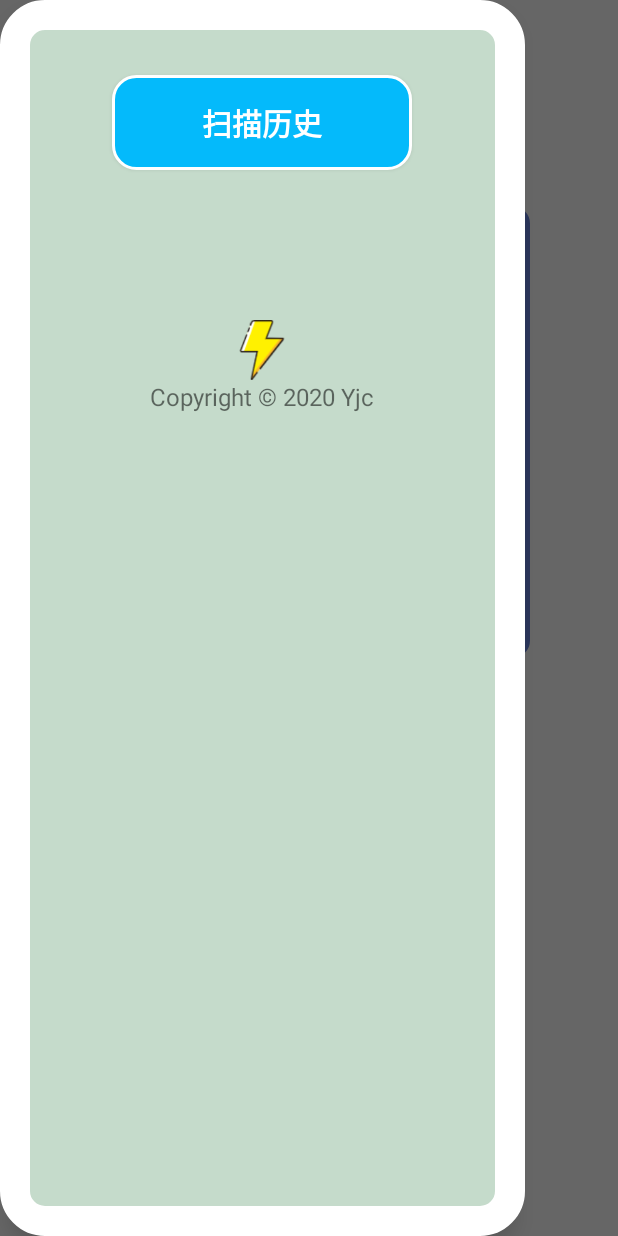
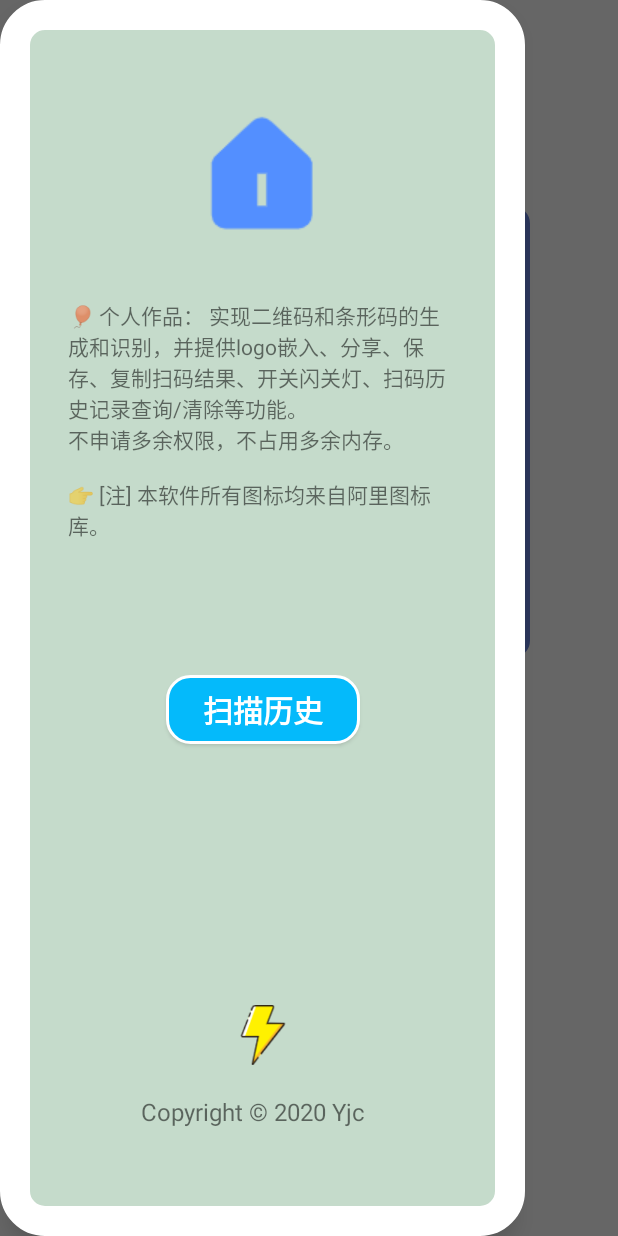
Before and after one commit to Veal98/Code-Scanner, an Android app: the screen it shows after launch (MainActivity), with the side drawer open, on a phone screen of 412 x 824 dp. Run offline under Robolectric (Android 15) with nearby library versions, the phone set to English and light mode, and no system bars; our stand-ins replace ButterKnife.

Commit message:
UI优化

```diff
--- a/app/src/main/java/com/cheng/codescanner/CommonScanActivity.java
+++ b/app/src/main/java/com/cheng/codescanner/CommonScanActivity.java
@@ -82,6 +82,7 @@ public final class CommonScanActivity extends Activity implements ScanListener,
     TextView qrcode_ic_back;   //取消扫描
 
     private SQLiteDatabase db;
+    private final int DataBaseVersion =  3;
 
     /**
      * 此处监听使用匿名内部类 + ButterKnife
@@ -101,7 +102,7 @@ public final class CommonScanActivity extends Activity implements ScanListener,
         checkPermission(); //摄像头权限申请
 
         // 创建数据库
-        DBHelper dbHelper = new DBHelper(CommonScanActivity.this, "db_history", null, 3);
+        DBHelper dbHelper = new DBHelper(CommonScanActivity.this, "db_history", null, DataBaseVersion);
         db = dbHelper.getWritableDatabase();
 
         initView();
--- a/app/src/main/java/com/cheng/codescanner/HistoryActivity.java
+++ b/app/src/main/java/com/cheng/codescanner/HistoryActivity.java
@@ -40,8 +40,9 @@ public class HistoryActivity extends Activity {
     Button btnClearHistory;
 
     private ArrayList<History> historyList;
+    private final int DataBaseVersion =  3;
 
-    DBHelper dbHelper = new DBHelper(HistoryActivity.this,"db_history",null, 3);
+    DBHelper dbHelper = new DBHelper(HistoryActivity.this,"db_history",null, DataBaseVersion);
 
 
     @Override
--- a/app/src/main/java/com/cheng/codescanner/MainActivity.java
+++ b/app/src/main/java/com/cheng/codescanner/MainActivity.java
@@ -7,6 +7,7 @@ import androidx.core.app.ActivityCompat;
 import android.Manifest;
 import android.content.Intent;
 import android.content.pm.PackageManager;
+import android.net.Uri;
 import android.os.Build;
 import android.os.Bundle;
 import android.text.TextUtils;
@@ -39,7 +40,8 @@ public class MainActivity extends AppCompatActivity {
     ImageButton btnClear;
     @Bind(R.id.btn_show_history)
     Button btnShowHistory;
-
+    @Bind(R.id.btn_github)
+    Button btnGithub;
 
     @Override
     protected void onCreate(Bundle savedInstanceState){
@@ -52,7 +54,7 @@ public class MainActivity extends AppCompatActivity {
     /**
      * 按钮监听事件
      */
-    @OnClick({R.id.btn_create_code, R.id.btn_scan_code, R.id.btn_clear,R.id.btn_show_history})
+    @OnClick({R.id.btn_create_code, R.id.btn_scan_code, R.id.btn_clear,R.id.btn_show_history,R.id.btn_github})
     public void clickListener(View view) {
         String key = etCodeKey.getText().toString(); //获取输入的内容，二维码信息
 
@@ -78,11 +80,14 @@ public class MainActivity extends AppCompatActivity {
             case R.id.btn_clear: //文本框清除
                 etCodeKey.setText("");
                 break;
-            case R.id.btn_show_history:
+            case R.id.btn_show_history: //历史记录
                 intent = new Intent(MainActivity.this, HistoryActivity.class);
                 startActivity(intent);
                 break;
-
+            case R.id.btn_github: //源码地址
+                    Uri url = Uri.parse("https://github.com/Veal98/Code-Scanner");
+                    intent = new Intent(Intent.ACTION_VIEW, url);
+                    startActivity(intent);
 
 
 
--- a/app/src/main/java/com/cheng/codescanner/utils/CommonUtil.java
+++ b/app/src/main/java/com/cheng/codescanner/utils/CommonUtil.java
@@ -89,13 +89,13 @@ public class CommonUtil {
             e.printStackTrace();
         }
 
-//         其次把文件插入到系统图库
-        try {
-            MediaStore.Images.Media.insertImage(context.getContentResolver(),
-                    file.getAbsolutePath(), fileName, null);
-        } catch (FileNotFoundException e) {
-            e.printStackTrace();
-        }
+//        //其次把文件插入到系统图库
+//        try {
+//            MediaStore.Images.Media.insertImage(context.getContentResolver(),
+//                    file.getAbsolutePath(), fileName, null);
+//        } catch (FileNotFoundException e) {
+//            e.printStackTrace();
+//        }
         // 最后通知图库更新
         if (Build.VERSION.SDK_INT >= Build.VERSION_CODES.KITKAT) { // 判断SDK版本是不是4.4或者高于4.4
             String[] paths = new String[]{file.getAbsolutePath()};
--- a/app/src/main/res/layout/activity_main.xml
+++ b/app/src/main/res/layout/activity_main.xml
@@ -11,20 +11,21 @@
     tools:context=".MainActivity">
 
     <androidx.constraintlayout.widget.ConstraintLayout
+        android:id="@+id/constraintLayout"
         android:layout_width="match_parent"
         android:layout_height="match_parent"
         app:layout_constraintEnd_toEndOf="parent"
         app:layout_constraintHorizontal_bias="0.5"
         app:layout_constraintStart_toStartOf="parent">
 
-        <!--        <ImageView-->
-        <!--            android:layout_width="29dp"-->
-        <!--            android:layout_height="22dp"-->
-        <!--            android:layout_marginStart="10dp"-->
-        <!--            android:layout_marginTop="40dp"-->
-        <!--            android:background="@drawable/right"-->
-        <!--            app:layout_constraintStart_toStartOf="parent"-->
-        <!--            app:layout_constraintTop_toTopOf="parent" />-->
+        <ImageView
+            android:layout_width="22dp"
+            android:layout_height="22dp"
+            android:layout_marginStart="10dp"
+            android:layout_marginTop="40dp"
+            android:background="@drawable/right"
+            app:layout_constraintStart_toStartOf="parent"
+            app:layout_constraintTop_toTopOf="parent" />
 
         <EditText
             android:id="@+id/et_code_key"
@@ -96,49 +97,113 @@
     </androidx.constraintlayout.widget.ConstraintLayout>
 
     <!--侧滑布局-->
-    <LinearLayout
+    <androidx.constraintlayout.widget.ConstraintLayout
+        android:id="@+id/linearLayout3"
         android:layout_width="350sp"
         android:layout_height="match_parent"
         android:layout_gravity="left"
         android:background="@drawable/background"
-        android:orientation="vertical">
+        android:orientation="vertical"
+        app:layout_constraintBottom_toBottomOf="parent"
+        app:layout_constraintEnd_toStartOf="@+id/constraintLayout"
+        app:layout_constraintHorizontal_bias="0.5"
+        app:layout_constraintStart_toStartOf="parent"
+        app:layout_constraintTop_toTopOf="parent">
+
+
+        <ImageView
+            android:id="@+id/drawer_scan_image"
+            android:layout_width="wrap_content"
+            android:layout_height="wrap_content"
+            android:layout_marginTop="50dp"
+            android:background="@drawable/drawer_scan"
+            app:layout_constraintEnd_toEndOf="parent"
+            app:layout_constraintHorizontal_bias="0.5"
+            app:layout_constraintStart_toStartOf="parent"
+            app:layout_constraintTop_toTopOf="parent"
+            tools:layout_conversion_absoluteHeight="100dp"
+            tools:layout_conversion_absoluteWidth="100dp" />
+
+        <TextView
+            android:id="@+id/tv_description"
+            android:layout_width="259dp"
+            android:layout_height="197dp"
+            android:layout_marginTop="200dp"
+            android:text="🎈 个人作品： 实现二维码和条形码的生成和识别，并提供logo嵌入、分享、保存、复制扫码结果、开关闪关灯、扫码历史记录查询/清除等功能。\n不申请多余权限，不占用多余内存。\n \n👉 [注] 本软件所有图标均来自阿里图标库。"
+            app:layout_constraintEnd_toEndOf="parent"
+            app:layout_constraintHorizontal_bias="0.5"
+            app:layout_constraintStart_toStartOf="parent"
+            app:layout_constraintTop_toTopOf="parent" />
+
 
         <Button
             android:id="@+id/btn_show_history"
-            android:layout_width="200dp"
-            android:layout_height="63dp"
-            android:layout_marginTop="50dp"
+            android:layout_width="129dp"
+            android:layout_height="46dp"
+            android:layout_marginTop="450dp"
+            android:layout_marginBottom="30dp"
             android:background="@drawable/btn_shape"
             android:text="扫描历史"
             android:textColor="#FFFFFF"
             android:textSize="20sp"
             android:textStyle="bold"
             android:typeface="sans"
-            android:layout_gravity="center"
+            app:layout_constraintBottom_toTopOf="@+id/light_image"
             app:layout_constraintEnd_toEndOf="parent"
-            app:layout_constraintHorizontal_bias="0.497"
+            app:layout_constraintHorizontal_bias="0.502"
             app:layout_constraintStart_toStartOf="parent"
-             />
+            app:layout_constraintTop_toTopOf="parent"
+            app:layout_constraintVertical_bias="0.0"
+            tools:layout_conversion_absoluteHeight="63dp"
+            tools:layout_conversion_absoluteWidth="200dp" />
 
 
+        <Button
+            android:id="@+id/btn_github"
+            android:layout_width="129dp"
+            android:layout_height="46dp"
+            android:layout_marginTop="550dp"
+            android:layout_marginBottom="30dp"
+            android:background="@drawable/btn_shape"
+            android:text="源码地址"
+            android:textColor="#FFFFFF"
+            android:textSize="20sp"
+            android:textStyle="bold"
+            android:typeface="sans"
+            app:layout_constraintBottom_toTopOf="@+id/btn_show_history"
+            app:layout_constraintEnd_toEndOf="parent"
+            app:layout_constraintHorizontal_bias="0.502"
+            app:layout_constraintStart_toStartOf="parent"
+            app:layout_constraintTop_toTopOf="parent"
+            app:layout_constraintVertical_bias="0.147"
+            tools:layout_conversion_absoluteHeight="63dp"
+            tools:layout_conversion_absoluteWidth="200dp" />
 
         <ImageView
+            android:id="@+id/light_image"
             android:layout_width="40dp"
             android:layout_height="40dp"
-            android:id="@+id/light_image"
+            android:layout_marginBottom="20dp"
             android:background="@drawable/logo1"
-            android:layout_marginTop="100dp"
-            app:layout_constraintStart_toStartOf="@id/btn_show_history"
-            android:layout_gravity="center"/>
+            app:layout_constraintBottom_toTopOf="@+id/tx_copyright"
+            app:layout_constraintEnd_toEndOf="parent"
+            app:layout_constraintStart_toStartOf="parent" />
+
         <TextView
-            android:layout_width="wrap_content"
-            android:layout_height="match_parent"
+            android:id="@+id/tx_copyright"
+            android:layout_width="170dp"
+            android:layout_height="63dp"
+            android:layout_marginBottom="30dp"
             android:text=" Copyright © 2020 Yjc "
-            android:layout_gravity="center"
-            app:layout_constraintStart_toStartOf="@id/light_image"
-            android:textSize="16sp"/>
+            android:textSize="16sp"
+            app:layout_constraintBottom_toBottomOf="parent"
+            app:layout_constraintEnd_toEndOf="parent"
+            app:layout_constraintHorizontal_bias="0.5"
+            app:layout_constraintStart_toStartOf="parent"
+            tools:layout_conversion_absoluteHeight="100dp"
+            tools:layout_conversion_absoluteWidth="196dp" />
 
 
-    </LinearLayout>
+    </androidx.constraintlayout.widget.ConstraintLayout>
 
 </androidx.drawerlayout.widget.DrawerLayout>
--- a/app/src/main/res/layout/history_list.xml
+++ b/app/src/main/res/layout/history_list.xml
@@ -11,7 +11,7 @@
         android:id="@+id/btn_clear_history"
         android:layout_width="154dp"
         android:layout_height="50dp"
-        android:layout_marginTop="50dp"
+        android:layout_marginTop="38dp"
         android:background="@drawable/btn_shape"
         android:onClick="Clear_Data"
         android:text="清除历史记录"
@@ -20,22 +20,20 @@
         android:textStyle="bold"
         android:typeface="sans"
         app:layout_constraintEnd_toEndOf="parent"
-        app:layout_constraintHorizontal_bias="0.5"
+        app:layout_constraintHorizontal_bias="0.463"
         app:layout_constraintStart_toStartOf="parent"
         app:layout_constraintTop_toTopOf="parent" />
 
-
-
     <ListView
         android:id="@+id/lv"
-        android:layout_width="342dp"
-        android:layout_height="563dp"
-        android:layout_marginTop="20dp"
+        android:layout_width="353dp"
+        android:layout_height="602dp"
+        android:layout_marginTop="10dp"
         android:layout_marginBottom="20dp"
         app:layout_constraintBottom_toBottomOf="parent"
         app:layout_constraintEnd_toEndOf="parent"
+        app:layout_constraintHorizontal_bias="0.495"
         app:layout_constraintStart_toStartOf="parent"
-        app:layout_constraintTop_toBottomOf="@+id/btn_clear_history"
-        app:layout_constraintVertical_bias="0.0" />
+        app:layout_constraintTop_toBottomOf="@+id/btn_clear_history" />
 
 </androidx.constraintlayout.widget.ConstraintLayout>
```
Also changed, not shown: app/src/main/res/drawable/drawer_scan.png (added), app/src/main/res/drawable/right.png.
